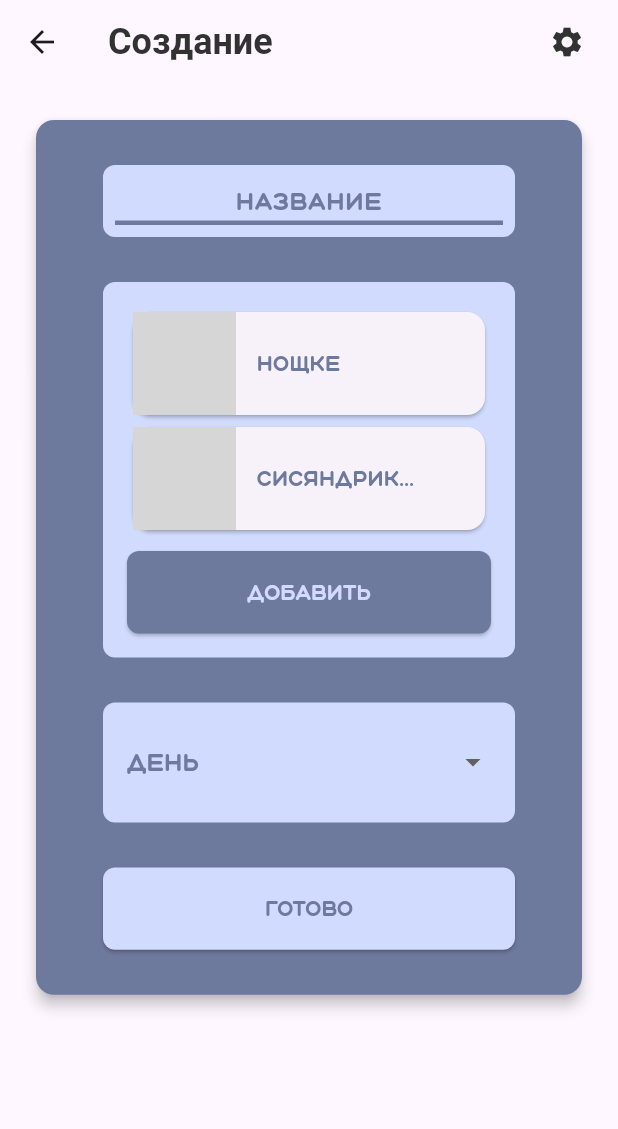
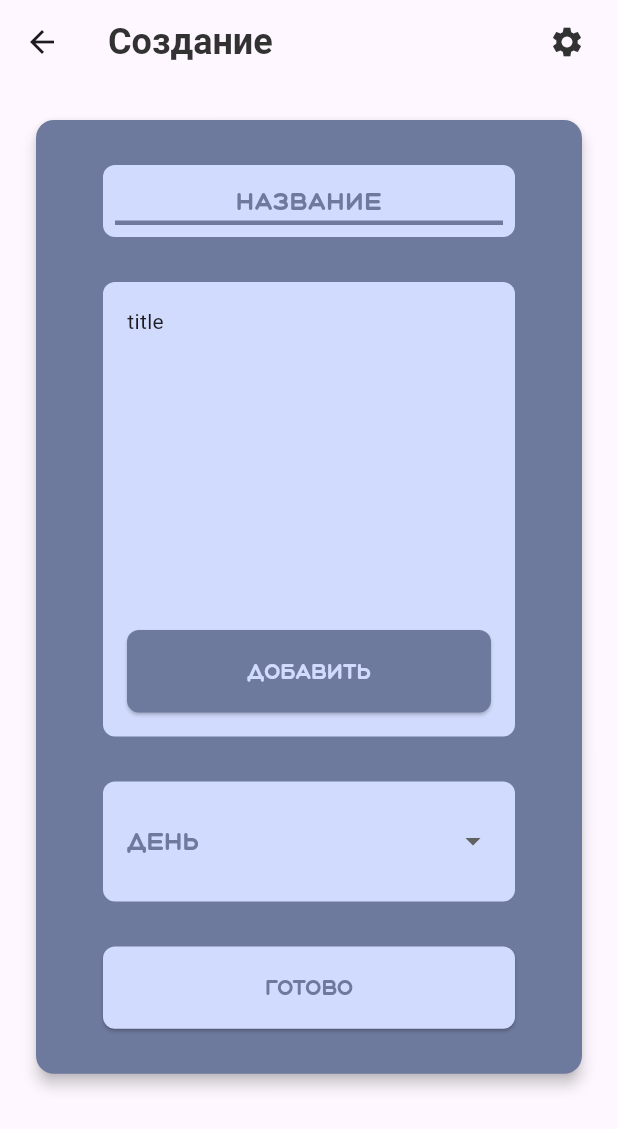
Before and after one commit to MatveyNevirets/BodyBuddies, a Flutter app: the WorkoutsMenuScreen screen opened by its route, after a tap on the "add" icon, on a phone screen of 412 x 824 dp. Shown: the top 1129 px of the screen. Run offline on Flutter 3.47's test engine with Material 3 defaults, Android fonts, the phone set to English and light mode, and no system bars; our stand-ins replace bloc, equatable, flutter_bloc; grey boxes are pictures that could not be loaded.

Commit message:
Сreated: "New design for a create workout and screen to change exercise in a tech. process create"

```diff
--- a/lib/features/workouts/presentation/widgets/features_cards/workouts/widgets/workouts_menu/domain/fake_workouts_database.dart
+++ b/lib/features/workouts/presentation/widgets/features_cards/workouts/widgets/workouts_menu/domain/fake_workouts_database.dart
@@ -28,7 +28,7 @@ class FakeWorkoutsDatabase {
         triceps: true,
         abs: true),
     WorkoutEntity(
-        title: "Тяжелый день ног", weekday: 7, legs: true, shoulders: true),
+        title: "Тяжелая на грудь", weekday: 7, legs: true, shoulders: true),
     WorkoutEntity(title: "Кардио на выходной", weekday: 6, cardio: true),
   ];
 
--- a/lib/features/workouts/presentation/widgets/features_cards/workouts/widgets/workouts_menu/widgets/dialog_create_entity/presentation/dialog_workout_create_screen.dart
+++ b/lib/features/workouts/presentation/widgets/features_cards/workouts/widgets/workouts_menu/widgets/dialog_create_entity/presentation/dialog_workout_create_screen.dart
@@ -46,11 +46,6 @@ class DialogWorkoutCreateScreen extends StatefulWidget {
       required this.onWorkoutCreated,
       required this.screenSize,
       required this.mainFrontendData});
-
-  List<Widget> exercises = [
-    ExerciseCardWidget("нощке"),
-    ExerciseCardWidget("Cисяндрики"),
-  ];
 
   bool isMon = false,
       isTue = false,
@@ -157,10 +152,14 @@ class _DialogWorkoutCreateScreenState extends State<DialogWorkoutCreateScreen> {
 
   @override
   Widget build(BuildContext context) {
+    List<ExerciseEntity> exercises = [
+      ExerciseEntity(title: "title")
+    ];
+    // ModalRoute.of(context)!.settings.arguments as List<ExerciseEntity>
     return Scaffold(
       appBar: widget.mainFrontendData
           .createAppBarWidget(appbarTitle: Strings.creating_appbar),
-      body: ListView(
+      body: Wrap(
         children: [
           Container(
               width: widget.screenSize.width,
@@ -209,8 +208,12 @@ class _DialogWorkoutCreateScreenState extends State<DialogWorkoutCreateScreen> {
                       ),
                       child: Column(
                         children: [
-                          Column(
-                            children: widget.exercises,
+                          SizedBox(
+                            height: widget.screenSize.height/4,
+                            child:
+                                ListView.builder(itemCount: exercises.length, itemBuilder: (context, index) {
+                              return Text(exercises[index].title);
+                            }),
                           ),
                           SizedBox(
                             height: 10,
--- a/lib/features/workouts/presentation/widgets/features_cards/workouts/widgets/workouts_menu/widgets/dialog_create_entity/widgets/add_exercise/presentation/add_exercise_screen.dart
+++ b/lib/features/workouts/presentation/widgets/features_cards/workouts/widgets/workouts_menu/widgets/dialog_create_entity/widgets/add_exercise/presentation/add_exercise_screen.dart
@@ -1,4 +1,5 @@
 import 'package:body_buddies/features/workouts/presentation/widgets/features_cards/workouts/widgets/workouts_menu/domain/exercises_database.dart';
+import 'package:body_buddies/features/workouts/presentation/widgets/features_cards/workouts/widgets/workouts_menu/widgets/dialog_create_entity/presentation/dialog_workout_create_screen.dart';
 import 'package:body_buddies/features/workouts/presentation/widgets/features_cards/workouts/widgets/workouts_menu/widgets/workout_entities/entity/exercise_entity.dart';
 import 'package:flutter/cupertino.dart';
 import 'package:flutter/material.dart';
@@ -18,7 +19,6 @@ class AddExerciseScreen extends StatefulWidget {
 
 class _AddExerciseScreenState extends State<AddExerciseScreen> {
   final Exercises exercises = Exercises();
-
   List<ExerciseEntity> filteredExercises = [];
 
   final searchTextFieldController = TextEditingController();
@@ -50,10 +50,13 @@ class _AddExerciseScreenState extends State<AddExerciseScreen> {
                     ? ListView.builder(
                         itemCount: filteredExercises.length,
                         itemBuilder: (context, index) {
-                              return Card(
+                          return GestureDetector(
+                            onTap: () => addExercise(context),
+                            child: Card(
                               color: Colours.workout_card_foreground_color,
                               child: ListTile(
                                 title: Text(filteredExercises[index].title),
+                              ),
                             ),
                           );
                         })
@@ -61,7 +64,13 @@ class _AddExerciseScreenState extends State<AddExerciseScreen> {
               ),
             ),
           ],
-            )));
+        ),
+      ),
+    );
+  }
+
+  void addExercise(BuildContext context) {
+    Navigator.pop(context, );
   }
 
   void searchExercises() {
--- a/lib/features/workouts/presentation/widgets/features_cards/workouts/widgets/workouts_menu/widgets/workout_entities/entity/add_card_entity.dart
+++ b/lib/features/workouts/presentation/widgets/features_cards/workouts/widgets/workouts_menu/widgets/workout_entities/entity/add_card_entity.dart
@@ -8,7 +8,7 @@ class AddCardEntity extends StatelessWidget {
   static final Color borderColor = Colours.workout_card_background_color;
 
   createWorkout(BuildContext context) {
-    Navigator.of(context).pushNamed("/workouts_menu/create_workout/");
+    Navigator.of(context).pushNamed("/workouts_menu/create_workout/", arguments: []);
   }
 
   @override
```
Lines whose indentation alone changed are shown as unchanged.
